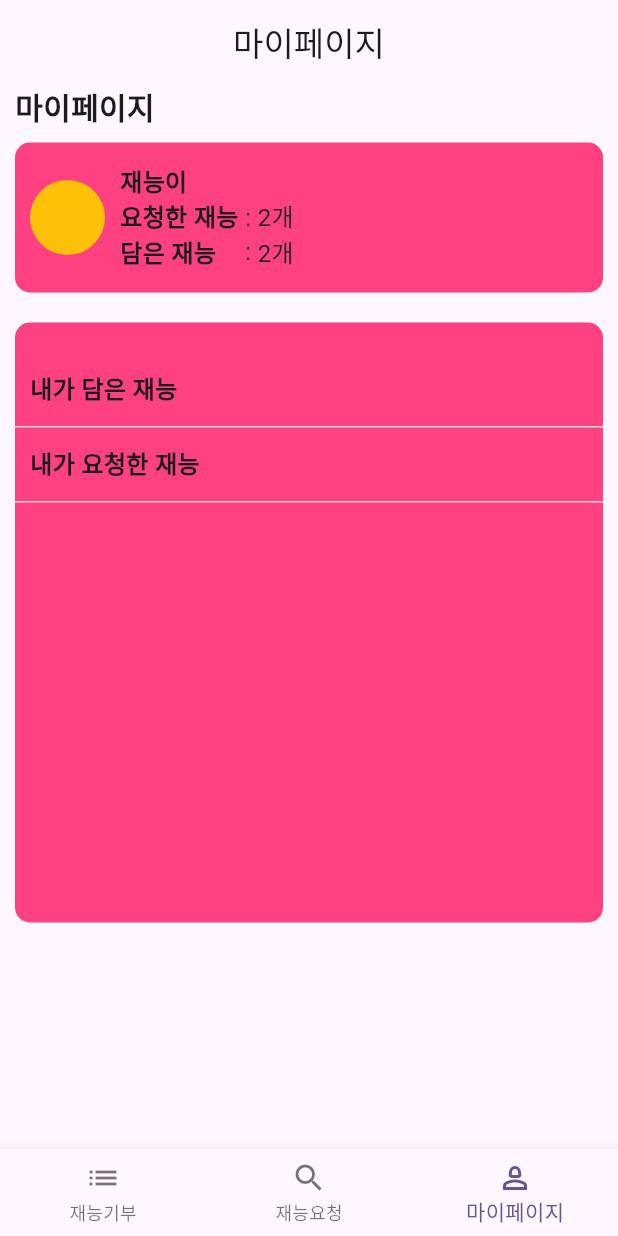
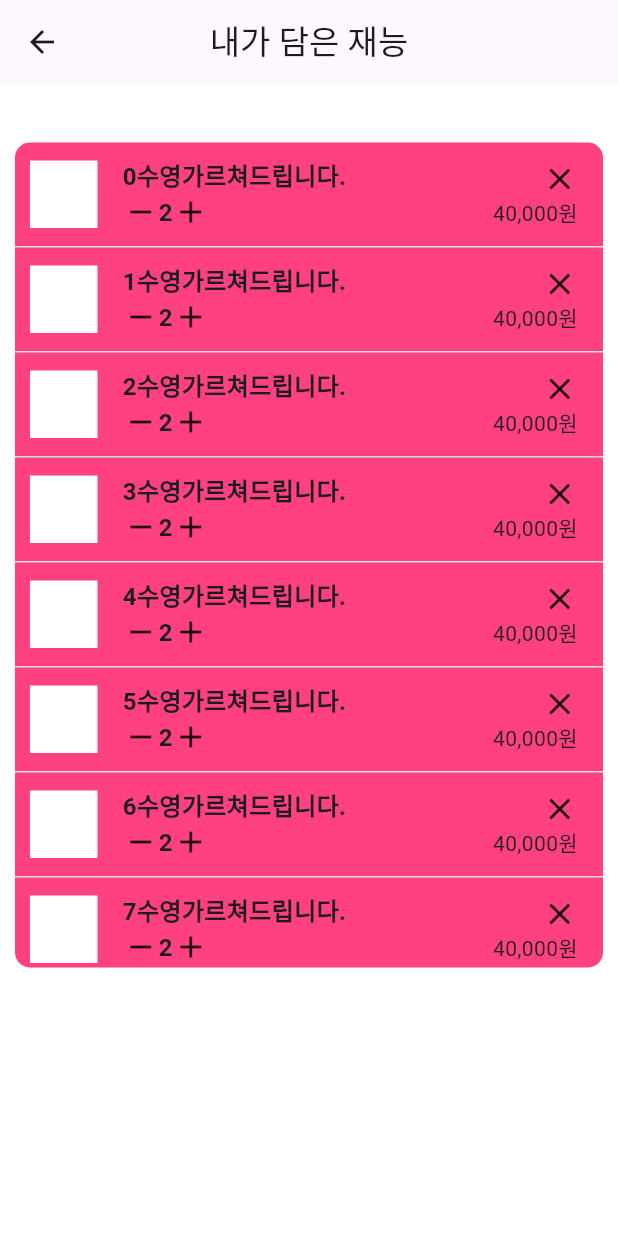
Before and after one commit to hyewonShin/help-me, a Flutter app: the screen it shows after launch, item 3 of the bottom bar chosen, after a tap on "내가 담은 재능", on a phone screen of 412 x 824 dp. Run offline on Flutter 3.47's test engine with Material 3 defaults, Android fonts, the phone set to English and light mode, and no system bars; Roboto replaces fonts that are missing (Pretendard).

Commit message:
feat: MypageGiveList 기초 UI 구현

```diff
--- a/lib/screens/mypage/mypage_ask_list.dart
+++ b/lib/screens/mypage/mypage_ask_list.dart
@@ -1,10 +1,19 @@
 import 'package:flutter/material.dart';
 
-class MypageHelpList extends StatelessWidget {
-  const MypageHelpList({super.key});
+class MypageAskList extends StatelessWidget {
+  const MypageAskList({super.key});
 
   @override
   Widget build(BuildContext context) {
-    return Text("MypageHelpList");
+    return Scaffold(
+      appBar: AppBar(
+        title: const Text('내가 요청한 재능'),
+        centerTitle: true,
+      ),
+      backgroundColor: Colors.white,
+      body: Column(
+        children: [Container()],
+      ),
+    );
   }
 }
--- a/lib/screens/mypage/mypage_give_list.dart
+++ b/lib/screens/mypage/mypage_give_list.dart
@@ -1,10 +1,97 @@
 import 'package:flutter/material.dart';
 
-class MypageCart extends StatelessWidget {
-  const MypageCart({super.key});
+class MypageGiveList extends StatelessWidget {
+  const MypageGiveList({super.key});
 
   @override
   Widget build(BuildContext context) {
-    return Text("MypageCart");
+    return Scaffold(
+      appBar: AppBar(
+        title: const Text('내가 담은 재능'),
+        centerTitle: true,
+      ),
+      backgroundColor: Colors.white,
+      body: Column(
+        children: [
+          SizedBox(
+            height: 29,
+          ),
+          Padding(
+            padding: const EdgeInsets.all(10),
+            child: Container(
+              height: 550,
+              decoration: BoxDecoration(
+                color: Colors.pinkAccent,
+                borderRadius: BorderRadius.circular(10),
+              ),
+              child: ListView.builder(
+                  itemCount: 20, //data 길이만큼으로 수정할 것
+                  itemBuilder: (BuildContext context, int index) {
+                    return buildContainerList(index);
+                  }),
+            ),
+          )
+        ],
+      ),
+    );
+  }
+
+  Container buildContainerList(int index) {
+    return Container(
+      height: 70,
+      width: double.infinity,
+      decoration: BoxDecoration(
+          border: Border(
+        bottom: BorderSide(
+          // 밑변에 선 추가
+          color: Colors.grey[300]!,
+          width: 1, // 선의 두께
+        ),
+      )),
+      child: Align(
+        alignment: Alignment.centerLeft,
+        child: Padding(
+          padding: const EdgeInsets.only(left: 10),
+          child: Row(
+            mainAxisAlignment: MainAxisAlignment.spaceBetween,
+            children: [
+              Container(
+                width: 45,
+                height: 45,
+                decoration: BoxDecoration(color: Colors.white),
+              ),
+              SizedBox(
+                width: 230,
+                child: Column(
+                  mainAxisAlignment: MainAxisAlignment.center,
+                  crossAxisAlignment: CrossAxisAlignment.start,
+                  children: [
+                    Text('$index수영가르쳐드립니다.',
+                        style: TextStyle(
+                            fontSize: 16, fontWeight: FontWeight.bold)),
+                    Row(
+                      children: [
+                        Icon(Icons.remove),
+                        Text('2',
+                            style: TextStyle(
+                                fontSize: 16,
+                                fontWeight: FontWeight.bold)), //수량넣기
+                        Icon(Icons.add),
+                      ],
+                    ),
+                  ],
+                ),
+              ),
+              Column(
+                mainAxisAlignment: MainAxisAlignment.center,
+                crossAxisAlignment: CrossAxisAlignment.end,
+                children: [Icon(Icons.close), Text('40,000원')],
+              ),
+              SizedBox()
+            ],
+          ),
+        ),
+      ),
+    );
   }
 }
--- a/lib/screens/mypage/mypage_screen.dart
+++ b/lib/screens/mypage/mypage_screen.dart
@@ -1,6 +1,6 @@
 import 'package:flutter/material.dart';
+import 'package:help_me/screens/mypage/mypage_ask_list.dart';
 import 'package:help_me/screens/mypage/mypage_give_list.dart';
-import 'mypage_give_list.dart';
 
 class MypageScreen extends StatelessWidget {
   const MypageScreen({super.key});
@@ -50,10 +50,10 @@ class MypageScreen extends StatelessWidget {
                         const Column(
                           crossAxisAlignment: CrossAxisAlignment.start,
                           children: [
-                            Text('요청한 재능',
+                            Text('담은 재능',
                                 style: TextStyle(
                                     fontSize: 16, fontWeight: FontWeight.bold)),
-                            Text('담은 재능',
+                            Text('요청한 재능',
                                 style: TextStyle(
                                     fontSize: 16, fontWeight: FontWeight.bold))
                           ],
@@ -106,13 +106,20 @@ class MypageScreen extends StatelessWidget {
                 ),
                 GestureDetector(
                     onTap: () {
-                      // Navigator.push(context,
-                      //     MaterialPageRoute(builder: (context) {
-                      //   return MypageGive();
-                      // }));
+                      Navigator.push(context,
+                          MaterialPageRoute(builder: (context) {
+                        return MypageGiveList();
+                      }));
                     },
                     child: myPageListContainerUi('내가 담은 재능')),
-                myPageListContainerUi('내가 요청한 재능')
+                GestureDetector(
+                    onTap: () {
+                      Navigator.push(context,
+                          MaterialPageRoute(builder: (context) {
+                        return MypageAskList();
+                      }));
+                    },
+                    child: myPageListContainerUi('내가 요청한 재능'))
               ],
             ),
           ),
```
